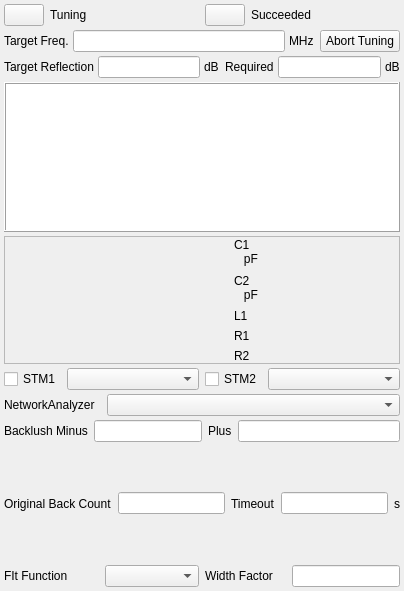
First picture: the form in modules/nmr/autolctunerform.ui, repository northriv/KAME, before the edit.
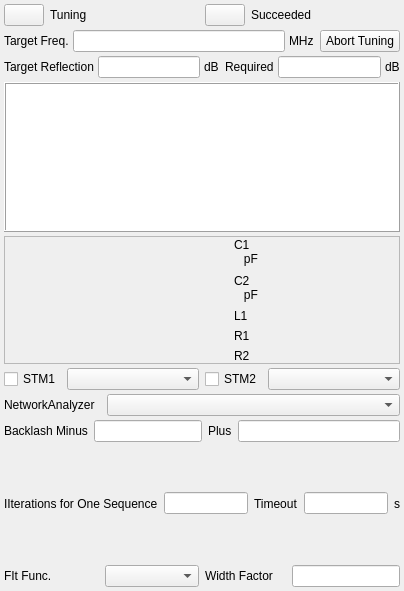
Second picture: the form after the edit. Icons and pictures are not drawn.

```diff
--- a/modules/nmr/autolctunerform.ui
+++ b/modules/nmr/autolctunerform.ui
@@ -563,7 +563,7 @@
         <item>
          <widget class="QLabel" name="label_2">
           <property name="text">
-           <string>Backlush Minus</string>
+           <string>Backlash Minus</string>
           </property>
          </widget>
         </item>
@@ -602,7 +602,7 @@
         <item>
          <widget class="QLabel" name="label_4">
           <property name="text">
-           <string>Original Back Count</string>
+           <string>IIterations for One Sequence</string>
           </property>
          </widget>
         </item>
@@ -644,7 +644,7 @@
         <item>
          <widget class="QLabel" name="label_8">
           <property name="text">
-           <string>FIt Function</string>
+           <string>FIt Func.</string>
           </property>
          </widget>
         </item>
```
